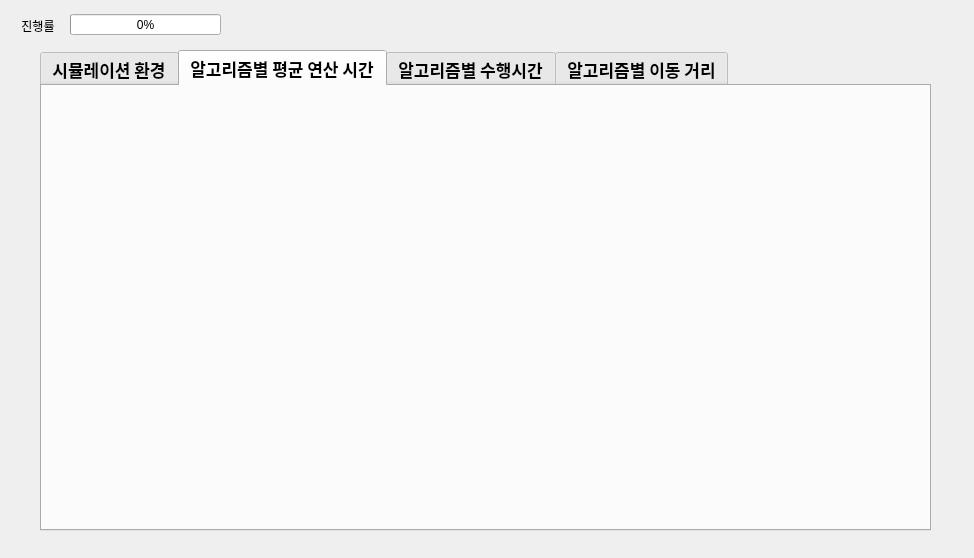
Before: the Qt Designer form Dynamic/result_viewer.ui in JeonHyeongJunKW/warehouse-simulator, drawn with Qt 5.
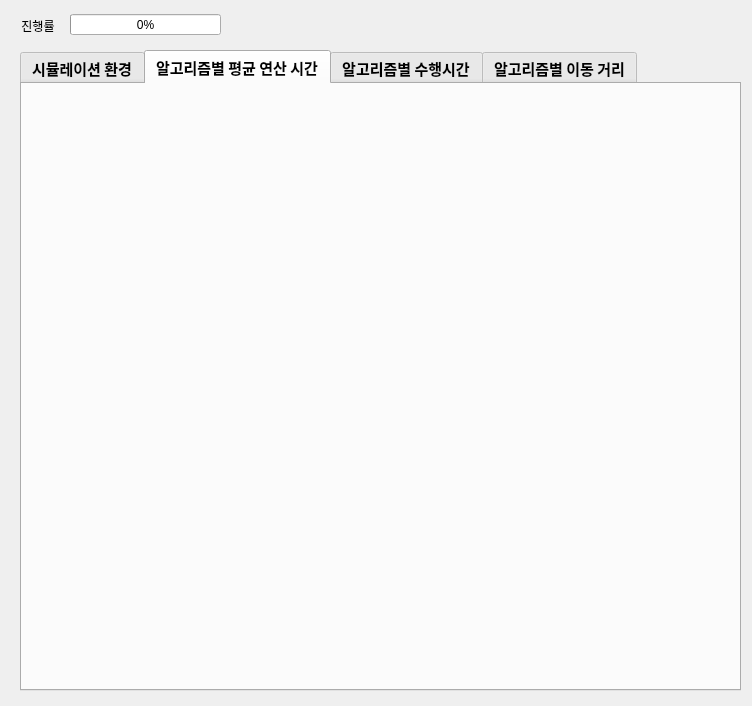
After: the same form once the commit is applied. The open tabs and pages were chosen to show the change.

Commit message: add gui viewer and delete wrong file

What changed in the file:
```diff
--- a/Dynamic/result_viewer.ui
+++ b/Dynamic/result_viewer.ui
@@ -6,8 +6,8 @@
    <rect>
     <x>0</x>
     <y>0</y>
-    <width>974</width>
-    <height>558</height>
+    <width>752</width>
+    <height>706</height>
    </rect>
   </property>
   <property name="windowTitle">
@@ -45,16 +45,16 @@
   <widget class="QTabWidget" name="tabWidget">
    <property name="geometry">
     <rect>
-     <x>40</x>
+     <x>20</x>
      <y>50</y>
-     <width>891</width>
-     <height>481</height>
+     <width>721</width>
+     <height>641</height>
     </rect>
    </property>
    <property name="font">
     <font>
      <family>맑은 고딕</family>
-     <pointsize>13</pointsize>
+     <pointsize>11</pointsize>
      <weight>75</weight>
      <bold>true</bold>
     </font>
@@ -71,6 +71,22 @@
     <attribute name="title">
      <string>알고리즘별 평균 연산 시간</string>
     </attribute>
+    <widget class="QLabel" name="lb_mean_time">
+     <property name="geometry">
+      <rect>
+       <x>60</x>
+       <y>30</y>
+       <width>600</width>
+       <height>550</height>
+      </rect>
+     </property>
+     <property name="frameShape">
+      <enum>QFrame::NoFrame</enum>
+     </property>
+     <property name="text">
+      <string/>
+     </property>
+    </widget>
    </widget>
    <widget class="QWidget" name="tab_3">
     <attribute name="title">
```
Left out of the diff: 43 changed lines with no effect on the pictures. The commit also changes 108 other files.
